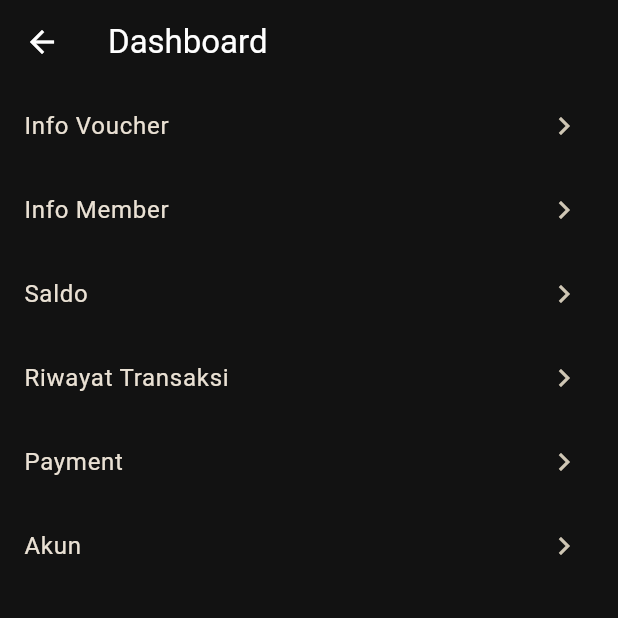
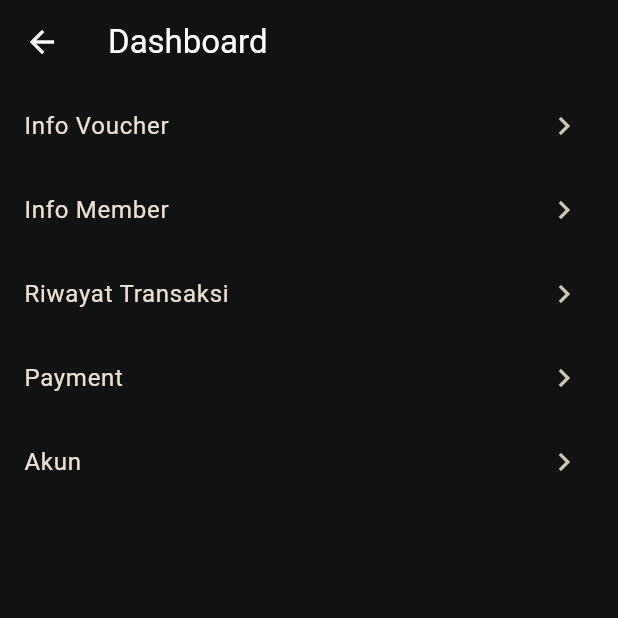
Before and after one commit to aryaravapradana/mobproguts, a Flutter app: the DashboardPage screen opened directly with sample values from the repository, on a phone screen of 412 x 824 dp, the top half of it. Run offline on Flutter 3.47's test engine with Material 3 defaults, Android fonts, the phone set to English and light mode, and no system bars; our stand-ins replace google_fonts; missing offline and left inert: mobile_scanner; accounts and stored records are empty.

Commit message:
remove saldo system supaya lebih streamlined

```diff
--- a/lib/auth/register_page.dart
+++ b/lib/auth/register_page.dart
@@ -39,7 +39,6 @@ class _RegisterPageState extends State<RegisterPage> {
         email: email,
         password: password,
         phone: phone,
-        saldo: 0,
         poin: 0,
         spending: 0,
         xp: 0,
--- a/lib/data/user_data.dart
+++ b/lib/data/user_data.dart
@@ -6,7 +6,6 @@ final List<UserModel> dummyUsers = [
     email: "arya@gmail.com",
     password: "arya",
     phone: "081234567890",
-    saldo: 500000,
     poin: 1500,
     spending: 2500000,
     xp: 250.0,
@@ -16,7 +15,6 @@ final List<UserModel> dummyUsers = [
     email: "zia@gmail.com",
     password: "zia",
     phone: "081234567891",
-    saldo: 100000,
     poin: 200,
     spending: 500000,
     xp: 50.0,
@@ -26,7 +24,6 @@ final List<UserModel> dummyUsers = [
     email: "akmal@gmail.com",
     password: "akmal",
     phone: "081234567892",
-    saldo: 250000,
     poin: 500,
     spending: 1000000,
     xp: 100.0,
@@ -36,7 +33,6 @@ final List<UserModel> dummyUsers = [
     email: "jeri@gmail.com",
     password: "jeri",
     phone: "081234567893",
-    saldo: 750000,
     poin: 1000,
     spending: 2000000,
     xp: 200.0,
@@ -46,7 +42,6 @@ final List<UserModel> dummyUsers = [
     email: "frans@gmail.com",
     password: "frans",
     phone: "081234567894",
-    saldo: 1200000,
     poin: 1200,
     spending: 3000000,
     xp: 300.0,
@@ -57,7 +52,6 @@ final List<UserModel> dummyUsers = [
     email: "a",
     password: "a",
     phone: "081234567894",
-    saldo: 120000000,
     poin: 1200,
     spending: 3000000,
     xp: 300.0,
--- a/lib/models/user.dart
+++ b/lib/models/user.dart
@@ -5,7 +5,6 @@ class UserModel {
   String email;
   String phone;
   String password;
-  int saldo;
   int poin;
   int spending;
   double xp;
@@ -16,7 +15,6 @@ class UserModel {
     required this.email,
     required this.phone,
     required this.password,
-    required this.saldo,
     required this.poin,
     required this.spending,
     required this.xp,
--- a/lib/screens/dashboard_page.dart
+++ b/lib/screens/dashboard_page.dart
@@ -2,7 +2,6 @@ import 'package:flutter/material.dart';
 import 'package:project_midterms/models/user.dart';
 import 'voucher_page.dart';
 import 'member_page.dart';
-import 'saldo_page.dart';
 import 'transaksi_page.dart';
 import 'payment_page.dart';
 import 'account_page.dart';
@@ -16,7 +15,6 @@ class DashboardPage extends StatelessWidget {
     final List<Map<String, dynamic>> menu = [
       {'title': 'Info Voucher', 'page': VoucherPage(user: user)},
       {'title': 'Info Member', 'page': MemberPage(user: user)},
-      {'title': 'Saldo', 'page': SaldoPage(user: user)},
       {'title': 'Riwayat Transaksi', 'page': const TransaksiPage()},
       {'title': 'Payment', 'page': PaymentPage(user: user)},
       {'title': 'Akun', 'page': AccountPage(user: user)},
--- a/lib/screens/payment_page.dart
+++ b/lib/screens/payment_page.dart
@@ -74,6 +74,7 @@ class _PaymentPageState extends State<PaymentPage> {
   }
 
   Future<void> _scanQris() async {
+    if (!mounted) return;
     final result = await Navigator.push(
       context,
       MaterialPageRoute(builder: (_) => const ScanQrPage()),
@@ -87,6 +88,7 @@ class _PaymentPageState extends State<PaymentPage> {
         final poinBaru = amount ~/ 1000;
         final double xpBaru = amount / 10000;
 
+        if (!mounted) return;
         final confirm = await showDialog<bool>(
           context: context,
           builder: (_) => AlertDialog(
@@ -125,6 +127,7 @@ class _PaymentPageState extends State<PaymentPage> {
             );
           });
 
+          if (!mounted) return;
           ScaffoldMessenger.of(context).showSnackBar(
             SnackBar(
               behavior: SnackBarBehavior.floating,
@@ -137,6 +140,7 @@ class _PaymentPageState extends State<PaymentPage> {
           );
         }
       } else {
+        if (!mounted) return;
         ScaffoldMessenger.of(context).showSnackBar(
           const SnackBar(content: Text("QR tidak mengandung nominal valid")),
         );
--- a/lib/screens/transaksi_page.dart
+++ b/lib/screens/transaksi_page.dart
@@ -1,5 +1,6 @@
 import 'package:flutter/material.dart';
 import 'package:project_midterms/data/transaction_data.dart';
+import 'package:intl/intl.dart';
 
 class TransaksiPage extends StatelessWidget {
   const TransaksiPage({super.key});
@@ -15,8 +16,8 @@ class TransaksiPage extends StatelessWidget {
           final points = (trx.amount / 1000).floor();
           return ListTile(
             title: Text(trx.title),
-            subtitle: Text("Rp${trx.amount} (+${points} pts)"),
-            trailing: Text("${trx.date.day}/${trx.date.month}/${trx.date.year}"),
+            subtitle: Text("Rp${trx.amount} (+$points pts)"),
+            trailing: Text(DateFormat('d/M/y').format(trx.date)),
           );
         },
       ),
```
Also changed, not shown: lib/screens/saldo_page.dart (deleted, +0 -64 lines).
